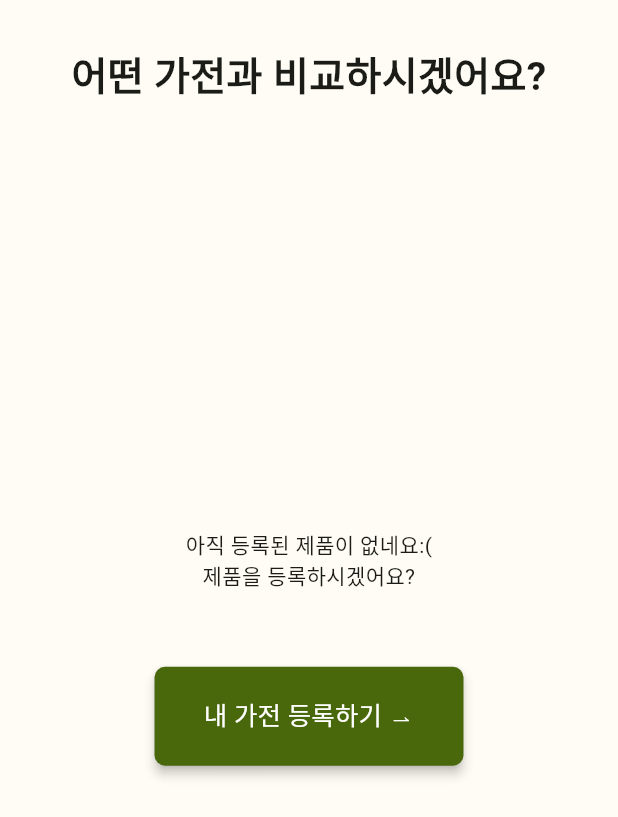
After one commit to ejoohee/knocknock, a Flutter app: the CompareList screen opened directly, after a tap on "내 가전 등록하기 ⇀", on a phone screen of 412 x 824 dp. The commit adds this screen. Shown: the top 817 px of the screen. Run offline on Flutter 3.47's test engine with Material 3 defaults, Android fonts, the light colour scheme and no system bars; our stand-ins replace camera, firebase_analytics, firebase_core, flutter_layout_grid, flutter_secure_storage; missing offline and left inert: flutter_inner_shadow, flutter_scroll_to_top, http_interceptor, remedi_kopo; accounts and stored records are empty; statements that could not run were skipped.

Commit message:
[404] Feat : 새 가전 상세 + 비교할 가전 목록

```diff
--- /dev/null
+++ b/front/knocknock/lib/screens/compare_list.dart
@@ -0,0 +1,179 @@
+import 'package:flutter/material.dart';
+import 'package:knocknock/components/buttons.dart';
+import 'package:knocknock/components/circle_clipper.dart';
+import 'package:knocknock/components/tile.dart';
+import 'package:knocknock/constants/color_chart.dart';
+import 'package:knocknock/models/my_appliance_model.dart';
+import 'package:knocknock/providers/appliance.dart';
+import 'package:knocknock/screens/compare.dart';
+import 'package:knocknock/services/model_service.dart';
+import 'package:provider/provider.dart';
+
+class CompareList extends StatefulWidget {
+  const CompareList({super.key});
+
+  @override
+  State<CompareList> createState() => _CompareListState();
+}
+
+class _CompareListState extends State<CompareList> {
+  List<Color> colors = [
+    ColorChart.first,
+    ColorChart.second,
+    ColorChart.third,
+    ColorChart.forth,
+    ColorChart.fifth,
+  ];
+  final ModelService modelService = ModelService();
+  late Future<List<MyModelTile>> modelListFuture; // Future to load modelList
+
+  Future<List<MyModelTile>> loadCompareModelData() async {
+    final selectedCategory = context.watch<SelectedAppliance>().category;
+    try {
+      final loadedModelList =
+          await modelService.findMyApplianceList(selectedCategory);
+      return loadedModelList;
+    } catch (e) {
+      // 에러 처리
+      print("Error loading clothing data: $e");
+      return [];
+    }
+  }
+
+  @override
+  void didChangeDependencies() {
+    super.didChangeDependencies();
+    modelListFuture = loadCompareModelData();
+  }
+
+  @override
+  Widget build(BuildContext context) {
+    return Scaffold(
+      body: SafeArea(
+        child: Padding(
+          padding: const EdgeInsets.all(
+            30,
+          ),
+          child: Column(
+            crossAxisAlignment: CrossAxisAlignment.center,
+            children: [
+              const Text(
+                "어떤 가전과 비교하시겠어요?",
+                style: TextStyle(
+                  fontSize: 26,
+                  fontWeight: FontWeight.w700,
+                ),
+                textAlign: TextAlign.center,
+              ),
+              FutureBuilder(
+                future: modelListFuture,
+                builder: (context, snapshot) {
+                  if (snapshot.connectionState == ConnectionState.waiting) {
+                    // 데이터가 아직 준비되지 않은 경우에 대한 UI
+                    return const Expanded(
+                      child: Column(
+                        mainAxisAlignment: MainAxisAlignment.center,
+                        children: [
+                          CircularProgressIndicator(),
+                        ],
+                      ),
+                    );
+                  } else if (snapshot.hasError) {
+                    // 에러 발생 시에 대한 UI
+                    return Text('Error: ${snapshot.error}');
+                  } else if (!snapshot.hasData || snapshot.data!.isEmpty) {
+                    // 데이터가 비어 있는 경우에 대한 UI
+                    return Expanded(
+                      child: Column(
+                        mainAxisAlignment: MainAxisAlignment.center,
+                        children: [
+                          const Center(
+                            child: Text(
+                              '아직 등록된 제품이 없네요:(\n제품을 등록하시겠어요?',
+                              textAlign: TextAlign.center,
+                            ),
+                          ),
+                          const SizedBox(
+                            height: 50,
+                          ),
+                          KnockButton(
+                            onPressed: () {
+                              // 버튼 클릭 시 실행할 동작
+                              Navigator.push(
+                                context,
+                                MaterialPageRoute(
+                                    builder: (context) =>
+                                        const CompareList()), // SignUpPage는 회원가입 페이지 위젯입니다.
+                              );
+                            },
+                            bColor: Theme.of(context).colorScheme.primary,
+                            fColor: Theme.of(context).colorScheme.onPrimary,
+                            width: MediaQuery.of(context).size.width *
+                                0.5, // 버튼의 너비
+                            height: MediaQuery.of(context).size.width *
+                                0.16, // 버튼의 높이
+                            label: "내 가전 등록하기 ⇀", // 버튼에 표시할 텍스트)
+                          ),
+                        ],
+                      ),
+                    );
+                  } else {
+                    // 데이터를 사용하여 ListView.builder 생성
+                    List<MyModelTile> modelList = snapshot.data!;
+                    return Expanded(
+                      child: ListView.builder(
+                        padding: const EdgeInsets.all(8),
+                        itemCount: modelList.length,
+                        itemBuilder: (BuildContext context, int index) {
+                          final model = modelList[index];
+                          return Column(
+                            children: [
+                              Tile(
+                                isBookmarked: false,
+                                onTap: () {
+                                  Navigator.push(
+                                    context,
+                                    MaterialPageRoute(
+                                        builder: (context) => const Compare()),
+                                  );
+                                },
+                                color: Colors.grey.shade300,
+                                child: ListTile(
+                                  titleAlignment: ListTileTitleAlignment.center,
+                                  leading: ExcludeSemantics(
+                                    child: CircleAvatar(
+                                      radius: 40,
+                                      backgroundColor:
+                                          colors[model.modelGrade! - 1],
+                                      child: Text(
+                                        '${model.modelGrade!}',
+                                        style: const TextStyle(
+                                          color: Colors.white,
+                                          fontSize: 40,
+                                        ),
+                                      ),
+                                    ),
+                                  ),
+                                  title: Text(model.modelNickname!),
+                                  subtitle: Text(
+                                      '${model.modelBrand!}\n${model.category!}'),
+                                ),
+                              ),
+                              const SizedBox(
+                                height: 15,
+                              ),
+                            ],
+                          );
+                        },
+                      ),
+                    );
+                  }
+                },
+              ),
+            ],
+          ),
+        ),
+      ),
+    );
+  }
+}
--- a/front/knocknock/lib/services/model_service.dart
+++ b/front/knocknock/lib/services/model_service.dart
@@ -189,8 +189,8 @@ class ModelService {
   // 내가 보유한 가전 목록 조회
   Future<List<MyModelTile>> findMyApplianceList(String category) async {
     List<MyModelTile> myApplianceList = [];
-
-    final url = Uri.parse('$baseUrl/model?category=$category');
+    print(category);
+    final url = Uri.parse('$baseUrl/model/my?category=$category');
     final token = await storage.read(key: "accessToken");
     final headers = {
       'Authorization': 'Bearer $token', // accessToken을 헤더에 추가
@@ -199,9 +199,9 @@ class ModelService {
       url,
       headers: headers,
     );
-
+    print("내가전목록 응답 : ${response.statusCode}");
     if (response.statusCode == 200) {
-      final List<dynamic> models = jsonDecode(response.body);
+      final List<dynamic> models = jsonDecode(utf8.decode(response.bodyBytes));
       for (var model in models) {
         myApplianceList.add(MyModelTile.fromJson(model));
       }
```
Also changed, not shown: front/knocknock/lib/screens/compare.dart (added, +15 -0 lines), front/knocknock/lib/screens/new_appliance_category_each.dart (+81 -72 lines), front/knocknock/lib/screens/new_appliance_detail.dart (+8 -0 lines).
